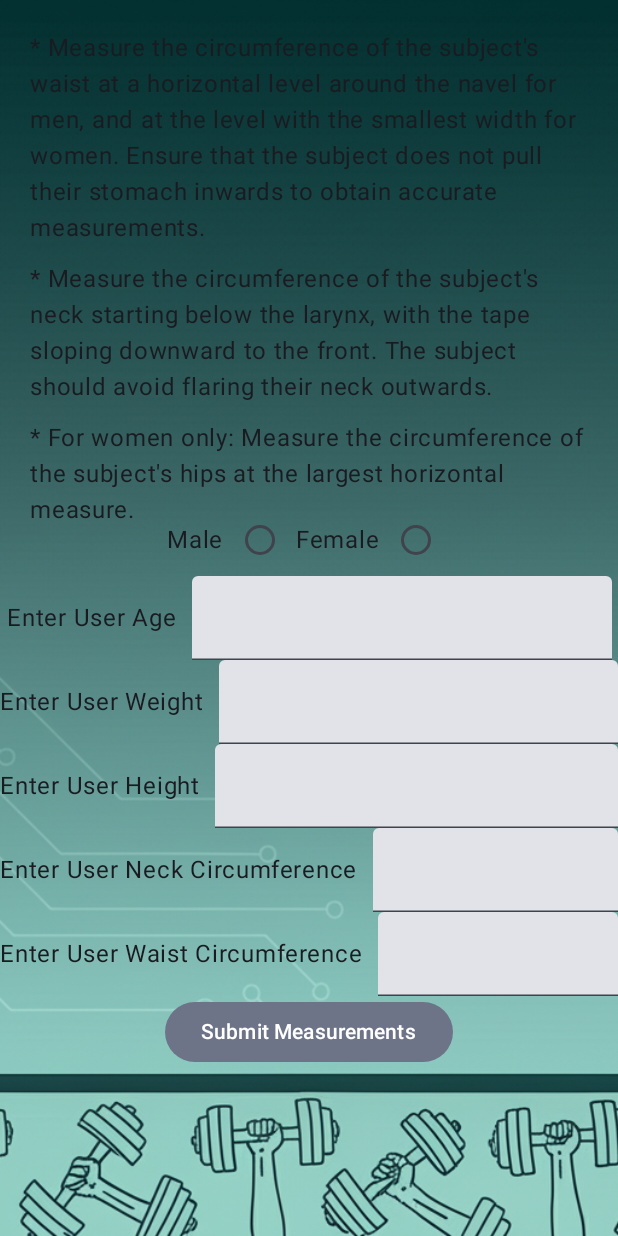
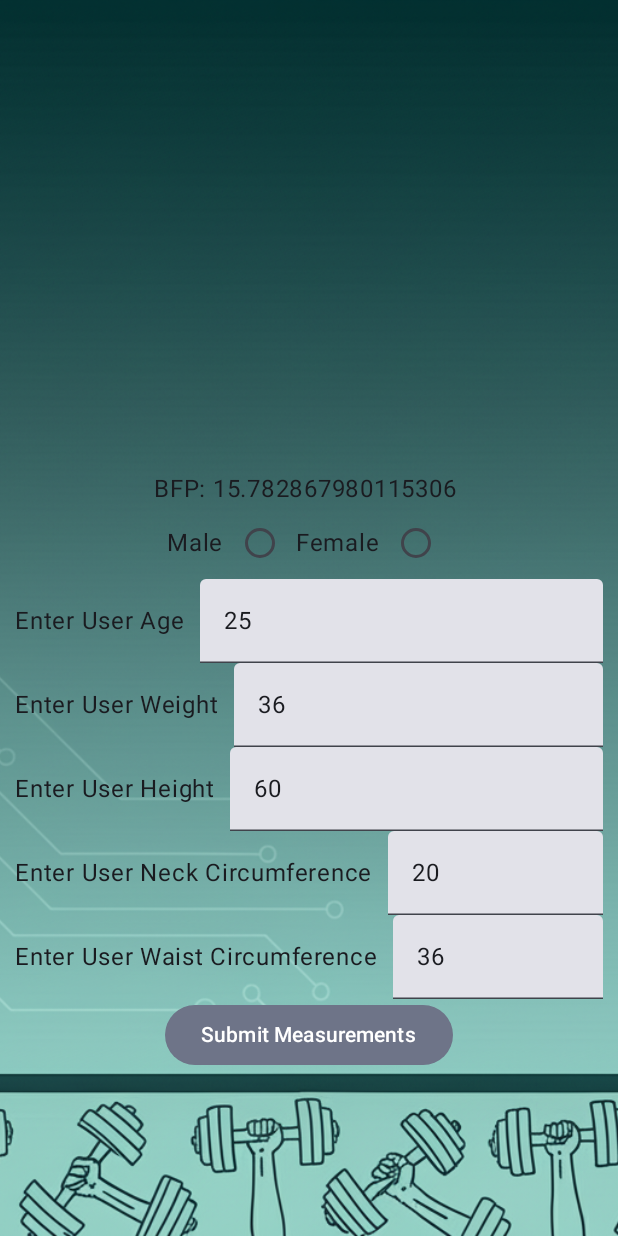
Before and after one commit to jcamdev247/FinalProjectAuraMetrics, an Android app built with Jetpack Compose: the composable BodyFatPercentagePage shown on its own in the app's theme, after a tap on "Submit Measurements", on a phone screen of 412 x 824 dp. Run offline under Robolectric (Android 15) with nearby library versions, the phone set to English and light mode, and no system bars.

Commit message:
Updated ViewModel for calculations.

```diff
--- a/app/build.gradle.kts
+++ b/app/build.gradle.kts
@@ -49,6 +49,10 @@ dependencies {
     implementation(libs.androidx.ui.graphics)
     implementation(libs.androidx.ui.tooling.preview)
     implementation(libs.androidx.material3)
+
+    implementation(libs.androidx.lifecycle.viewmodel.compose)
+
+
     testImplementation(libs.junit)
     androidTestImplementation(libs.androidx.junit)
     androidTestImplementation(libs.androidx.espresso.core)
@@ -56,4 +60,5 @@ dependencies {
     androidTestImplementation(libs.androidx.ui.test.junit4)
     debugImplementation(libs.androidx.ui.tooling)
     debugImplementation(libs.androidx.ui.test.manifest)
+
 }
--- a/app/src/main/java/com/example/finalproject/BackgroundSetup.kt
+++ b/app/src/main/java/com/example/finalproject/BackgroundSetup.kt
@@ -32,7 +32,6 @@ fun BackGroundImage(modifier: Modifier = Modifier, displayDecorations: Boolean)
         contentScale = ContentScale.Crop,
         modifier = Modifier.fillMaxSize()
     )
-
 
     if(displayDecorations){
         Box(
--- a/app/src/main/java/com/example/finalproject/BodyFatPercentagePage.kt
+++ b/app/src/main/java/com/example/finalproject/BodyFatPercentagePage.kt
@@ -13,71 +13,54 @@ import androidx.compose.material3.RadioButton
 import androidx.compose.material3.Text
 import androidx.compose.material3.TextField
 import androidx.compose.runtime.Composable
+import androidx.compose.runtime.collectAsState
 import androidx.compose.runtime.getValue
-import androidx.compose.runtime.mutableStateOf
-import androidx.compose.runtime.remember
-import androidx.compose.runtime.setValue
 import androidx.compose.ui.Alignment
 import androidx.compose.ui.Modifier
 import androidx.compose.ui.res.stringResource
 import androidx.compose.ui.tooling.preview.Preview
 import androidx.compose.ui.unit.Dp
 import androidx.compose.ui.unit.dp
+import androidx.lifecycle.viewmodel.compose.viewModel
 import com.example.finalproject.ui.theme.FinalProjectTheme
 
-
 @Composable
-fun BodyFatPercentagePage(modifier: Modifier = Modifier) {
-    val male = stringResource(R.string.male)
-    val female = stringResource(R.string.female)
-    var userGenderInput by remember { mutableStateOf("") }
-    var userAgeInput by remember { mutableStateOf("") }
-    var userWeightInput by remember { mutableStateOf("") }
-    var userHeightInput by remember { mutableStateOf("") }
-    var userNeckInput by remember { mutableStateOf("") }
-    var userWaistInput by remember { mutableStateOf("") }
+fun BodyFatPercentagePage(
+    modifier: Modifier = Modifier,
+    viewModel: BodyFatCalculationViewModel = viewModel(),
+) {
+    val maleString = stringResource(R.string.male)
+    val femaleString = stringResource(R.string.female)
     val rowSpacer: Dp = 10.dp
-    val columnTopPadding: Dp = 20.dp
-    val columnBottomPadding: Dp = 112.dp
+    val columnBottomPadding: Dp = 100.dp
+    val uiState by viewModel.uiState.collectAsState()
 
     BackGroundImage(modifier = modifier, false)
-    Column(
 
-        modifier = modifier
-            .fillMaxSize()
-            .padding(columnTopPadding),
-        horizontalAlignment = Alignment.CenterHorizontally,
-        verticalArrangement = Arrangement.Top
-    ){
-        Text(
-            text = stringResource(R.string.instruction_lable_1)
-        )
-        Spacer(modifier = Modifier.height(rowSpacer))
-        Text(
-            text = stringResource(R.string.instruction_lable_2)
-        )
-        Spacer(modifier = Modifier.height(rowSpacer))
-        Text(
-            text = stringResource(R.string.instruction_lable_3)
-        )
-    }
+    ColumnSpacerHeightMethod(rowSpacer)
 
     Column(
         modifier = modifier
             .fillMaxSize()
-            .padding(bottom = columnBottomPadding),
+            .padding(bottom = columnBottomPadding)
+            .padding(rowSpacer),
         horizontalAlignment = Alignment.CenterHorizontally,
         verticalArrangement = Arrangement.Bottom
     ) {
+
+        SetupBodyFatInstructions(rowSpacer, uiState.submitButtonPressed, uiState)
+
+Spacer(modifier = Modifier.width(rowSpacer))
+
         Row(
             horizontalArrangement = Arrangement.Center,
             verticalAlignment = Alignment.CenterVertically
         ) {
-            Text(text = male)
-            RadioButton(selected = false, onClick = { userGenderInput = male })
+            Text(text = maleString)
+            RadioButton(selected = uiState.userGenderInput == maleString, onClick = { viewModel.updateGender(maleString)})
 
-            Text(text = female)
-            RadioButton(selected = false, onClick = { userGenderInput = female })
+            Text(text = femaleString)
+            RadioButton(selected = uiState.userGenderInput == femaleString, onClick = { viewModel.updateGender(femaleString)})
         }
 
         Row(
@@ -88,9 +71,9 @@ fun BodyFatPercentagePage(modifier: Modifier = Modifier) {
                 text = stringResource(R.string.enter_user_age_label)
             )
 
-            Spacer(modifier = Modifier.width(rowSpacer))
+    Spacer(modifier = Modifier.width(rowSpacer))
 
-            TextField(value = userAgeInput, onValueChange = { newValue -> userAgeInput = newValue })
+            TextField(value = uiState.userAgeInput ?: "", onValueChange = { newValue -> viewModel.updateAge(newValue) })
         }
 
         Row(
@@ -101,10 +84,10 @@ fun BodyFatPercentagePage(modifier: Modifier = Modifier) {
                 text = stringResource(R.string.enter_user_weight_label)
             )
 
-            Spacer(modifier = Modifier.width(rowSpacer))
+    Spacer(modifier = Modifier.width(rowSpacer))
 
             TextField(
-                value = userWeightInput, onValueChange = { newValue -> userWeightInput = newValue })
+                value = uiState.userWeightInput ?: "", onValueChange = { newValue -> viewModel.updateWeight(newValue)})
         }
 
         Row(
@@ -115,10 +98,10 @@ fun BodyFatPercentagePage(modifier: Modifier = Modifier) {
                 text = stringResource(R.string.enter_user_height_label)
             )
 
-            Spacer(modifier = Modifier.width(rowSpacer))
+    Spacer(modifier = Modifier.width(rowSpacer))
 
             TextField(
-                value = userHeightInput, onValueChange = { newValue -> userHeightInput = newValue })
+                value = uiState.userHeightInput ?: "", onValueChange = { newValue -> viewModel.updateHeight(newValue) })
         }
 
         Row(
@@ -128,12 +111,13 @@ fun BodyFatPercentagePage(modifier: Modifier = Modifier) {
             Text(
                 text = stringResource(R.string.enter_user_neck_circumference_label)
             )
-
-            Spacer(modifier = Modifier.width(rowSpacer))
+    Spacer(modifier = Modifier.width(rowSpacer))
 
             TextField(
-                value = userNeckInput, onValueChange = { newValue -> userNeckInput = newValue })
+                value = uiState.userNeckInput ?: "", onValueChange = { newValue -> viewModel.updateNeck(newValue)})
+
         }
+
         Row(
             horizontalArrangement = Arrangement.Center,
             verticalAlignment = Alignment.CenterVertically
@@ -142,16 +126,67 @@ fun BodyFatPercentagePage(modifier: Modifier = Modifier) {
                 text = stringResource(R.string.enter_user_waist_circumference_label)
             )
 
-            Spacer(modifier = Modifier.width(rowSpacer))
+    Spacer(modifier = Modifier.width(rowSpacer))
 
             TextField(
-                value = userWaistInput, onValueChange = { newValue -> userWaistInput = newValue })
+                value = uiState.userWaistInput ?: "", onValueChange = { newValue -> viewModel.updateWaist(newValue)})
         }
 
-        FilledTonalButton(onClick = { }) {
+        if (uiState.userGenderInput == "Female") {
+            Row(
+                horizontalArrangement = Arrangement.Center,
+                verticalAlignment = Alignment.CenterVertically
+            ) {
+                Text(
+                    text = stringResource(R.string.enter_user_Hip_circumference_label)
+                )
+                Spacer(modifier = Modifier.width(rowSpacer))
+                TextField(
+                    value = uiState.userHipInput ?: "", onValueChange = { newValue -> viewModel.updateHip(newValue )}
+                )
+            }
+        }
+
+Spacer(modifier = Modifier.width(rowSpacer))
+
+        FilledTonalButton( onClick = {
+            viewModel.updateSubmitButtonPressed()
+            viewModel.calculateBodyFatPercentageSwitch()
+            }) {
             Text(text = stringResource(R.string.submit_measurements_button))
         }
     }
+}
+
+@Composable
+fun SetupBodyFatInstructions(rowSpacer: Dp, submitted: Boolean, uiState: BodyFatCalculationState) {
+    if (!submitted) {
+        Text(
+            text = stringResource(R.string.instruction_lable_1)
+        )
+        ColumnSpacerHeightMethod(rowSpacer)
+        Text(
+            text = stringResource(R.string.instruction_lable_2)
+        )
+        ColumnSpacerHeightMethod(rowSpacer)
+        Text(
+            text = stringResource(R.string.instruction_lable_3)
+        )
+    } else {
+        val calculatedBfp = uiState.bfp ?: ""
+        Text("BFP: $calculatedBfp ")
+    }
+}
+
+
+@Composable
+fun RowSpacerWidthMethod(rowSpacer: Dp) {
+    Spacer(modifier = Modifier.width(rowSpacer))
+}
+
+@Composable
+fun ColumnSpacerHeightMethod(rowSpacer: Dp) {
+    Spacer(modifier = Modifier.height(rowSpacer))
 }
 
 @Preview(showBackground = true)
--- /dev/null
+++ b/app/src/main/java/com/example/finalproject/BodyFatPercentageViewModel.kt
@@ -0,0 +1,175 @@
+package com.example.finalproject
+
+import androidx.lifecycle.ViewModel
+import kotlinx.coroutines.flow.MutableStateFlow
+import kotlinx.coroutines.flow.StateFlow
+import kotlinx.coroutines.flow.asStateFlow
+import kotlinx.coroutines.flow.update
+import kotlin.math.log10
+
+//
+//data class BodyFatCalculationState(
+//    val userGenderInput: String? = null,
+//    val userAgeInput: String? = null,
+//    val userWeightInput: String? = null,
+//    val userHeightInput: String? = null,
+//    val userNeckInput: String? = null,
+//    val userWaistInput: String? = null,
+//    val userHipInput: String? = null,
+//    public val bfp: Double? = null,
+//    val errorMessage: String? = null,
+//)
+
+data class BodyFatCalculationState(
+    val userGenderInput: String? = "male",
+    val userAgeInput: String? = "25",
+    val userWeightInput: String? = "36",
+    val userHeightInput: String? = "60",
+    val userNeckInput: String? = "20",
+    val userWaistInput: String? = "36",
+    val userHipInput: String? = "0",
+    val submitButtonPressed: Boolean = false,
+    val bfp: Double? = null,
+    val errorMessage: String? = null,
+)
+
+class BodyFatCalculationViewModel : ViewModel() {
+    private val _uiState = MutableStateFlow(BodyFatCalculationState())
+    val uiState: StateFlow<BodyFatCalculationState> = _uiState.asStateFlow()
+
+    fun updateSubmitButtonPressed() {
+        _uiState.update {
+            it.copy(submitButtonPressed = true)
+        }
+    }
+
+    fun updateGender(gender: String) {
+        _uiState.update {
+            it.copy(userGenderInput = gender)
+        }
+    }
+
+    fun updateAge(age: String) {
+        _uiState.update {
+            it.copy(userAgeInput = age)
+        }
+    }
+
+    fun updateWeight(weight: String) {
+        _uiState.update {
+            it.copy(userWeightInput = weight)
+        }
+    }
+
+    fun updateHeight(height: String) {
+        _uiState.update {
+            it.copy(userHeightInput = height)
+        }
+    }
+
+    fun updateWaist(waist: String) {
+        _uiState.update {
+            it.copy(userWaistInput = waist)
+        }
+    }
+
+    fun updateNeck(neck: String) {
+        _uiState.update {
+            it.copy(userNeckInput = neck)
+        }
+    }
+
+    fun updateHip(hip: String) {
+        _uiState.update {
+            it.copy(userHipInput = hip)
+        }
+    }
+
+    fun isNumberInvalidOrLessThan0(number: Double?): Boolean {
+        return (number == null || number <= 0.0)
+    }
+
+    fun maleBodyFatCalculation(currentState: BodyFatCalculationState): Double? {
+        val waistCm: Double? = currentState.userWaistInput?.toDoubleOrNull()
+        val neckCm: Double? = currentState.userNeckInput?.toDoubleOrNull()
+        val heightCm: Double? = currentState.userHeightInput?.toDoubleOrNull()
+
+
+        if (isNumberInvalidOrLessThan0(waistCm) || isNumberInvalidOrLessThan0(neckCm) || isNumberInvalidOrLessThan0(
+                heightCm
+            )
+        ) {
+            return null
+        }
+
+        val validWaist = waistCm!!
+        val validNeck = neckCm!!
+        val validHeight = heightCm!!
+
+        val diff = validWaist - validNeck
+
+        if (diff <= 0) {
+            return null
+        }
+        return 86.010 * log10(diff) - 70.041 * log10(validHeight) + 36.76
+    }
+
+    fun femaleBodyFatCalculation(currentState: BodyFatCalculationState): Double? {
+
+        val waistCm: Double? = currentState.userWaistInput?.toDoubleOrNull()
+        val neckCm: Double? = currentState.userNeckInput?.toDoubleOrNull()
+        val heightCm: Double? = currentState.userHeightInput?.toDoubleOrNull()
+        val hipCm: Double? = currentState.userHipInput?.toDoubleOrNull()
+
+
+        if (isNumberInvalidOrLessThan0(waistCm) || isNumberInvalidOrLessThan0(neckCm) || isNumberInvalidOrLessThan0(
+                heightCm
+            )
+        ) {
+            return null
+        }
+
+        val validWaist = waistCm!!
+        val validNeck = neckCm!!
+        val validHeight = heightCm!!
+        val validHip = hipCm!!
+
+        val sum = validWaist + validHip - validNeck
+
+        if (sum <= 0) {
+            return null
+        }
+        return 163.205 * log10(sum) - 97.684 * log10(validHeight) - 78.387
+    }
+
+
+    fun calculateBodyFatPercentageSwitch() {
+        _uiState.update { currentState ->
+            val userGenderInput = currentState.userGenderInput
+            var calculatedBfp: Double? = null
+            var currentErrorMessage: String? = null
+
+            when (userGenderInput) {
+                "female" -> {
+                    calculatedBfp = femaleBodyFatCalculation(currentState)
+                    if (calculatedBfp == null) {
+                        currentErrorMessage = "Invalid input"
+                    }
+                }
+
+                "male" -> {
+                    calculatedBfp = maleBodyFatCalculation(currentState)
+                    if (calculatedBfp == null) {
+                        currentErrorMessage = "Invalid input"
+                    }
+                }
+
+                else -> {
+                    currentErrorMessage = "Invalid input"
+                }
+            }
+            currentState.copy(bfp = calculatedBfp, errorMessage = currentErrorMessage)
+        }
+    }
+
+}
--- a/app/src/main/java/com/example/finalproject/HomeScreenContent.kt
+++ b/app/src/main/java/com/example/finalproject/HomeScreenContent.kt
@@ -24,7 +24,9 @@ fun CreateScreenUI(modifier: Modifier = Modifier) {
             Text(text = stringResource(R.string.oneRepMaxLabel))
         }
 
-        FilledTonalButton(onClick = { }) {
+        FilledTonalButton(onClick = {
+
+        }) {
             Text(text = stringResource(R.string.bFPercentageLabel))
         }
 
@@ -42,6 +44,8 @@ fun CreateScreenUI(modifier: Modifier = Modifier) {
     }
 }
 
+
+
 @Preview(showBackground = true)
 @Composable
 fun CreateScreenPreview() {
--- a/app/src/main/java/com/example/finalproject/MainActivity.kt
+++ b/app/src/main/java/com/example/finalproject/MainActivity.kt
@@ -12,7 +12,7 @@ import androidx.compose.runtime.Composable
 import androidx.compose.ui.Modifier
 import com.example.finalproject.ui.theme.FinalProjectTheme
 import com.example.finalproject.BackGroundImage as Background
-import com.example.finalproject.CreateScreenUI as CreateScreen
+
 class MainActivity : ComponentActivity() {
     override fun onCreate(savedInstanceState: Bundle?) {
         super.onCreate(savedInstanceState)
@@ -22,7 +22,7 @@ class MainActivity : ComponentActivity() {
                 Scaffold(modifier = Modifier.fillMaxSize(), topBar = @Composable {}) { innerPadding ->
                     Box(modifier = Modifier.fillMaxSize().padding(innerPadding)){
                         Background(modifier = Modifier.padding(innerPadding, ), true)
-                        CreateScreen(modifier = Modifier.padding(innerPadding))
+                        BodyFatPercentagePage(modifier = Modifier.fillMaxSize())
                     }
                 }
             }
--- a/app/src/main/res/values/strings.xml
+++ b/app/src/main/res/values/strings.xml
@@ -16,4 +16,5 @@
     <string name="instruction_lable_3">* For women only: Measure the circumference of the subject\'s hips at the largest horizontal measure.</string>
     <string name="instruction_lable_2">* Measure the circumference of the subject\'s neck starting below the larynx, with the tape sloping downward to the front. The subject should avoid flaring their neck outwards.</string>
     <string name="instruction_lable_1">* Measure the circumference of the subject\'s waist at a horizontal level around the navel for men, and at the level with the smallest width for women. Ensure that the subject does not pull their stomach inwards to obtain accurate measurements.</string>
+    <string name="enter_user_Hip_circumference_label">Enter User Hip Circumference</string>
 </resources>
--- a/build.gradle.kts
+++ b/build.gradle.kts
@@ -3,4 +3,5 @@ plugins {
     alias(libs.plugins.android.application) apply false
     alias(libs.plugins.kotlin.android) apply false
     alias(libs.plugins.kotlin.compose) apply false
+
 }
```
Also changed, not shown: gradle/libs.versions.toml (+35 -2 lines).
